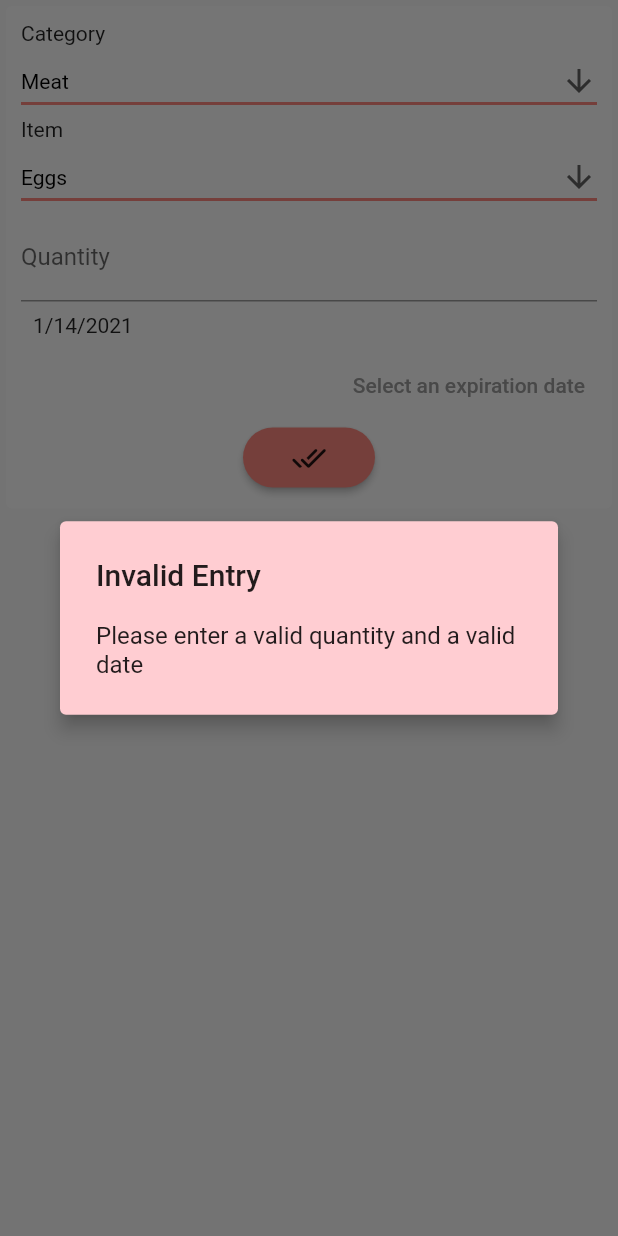
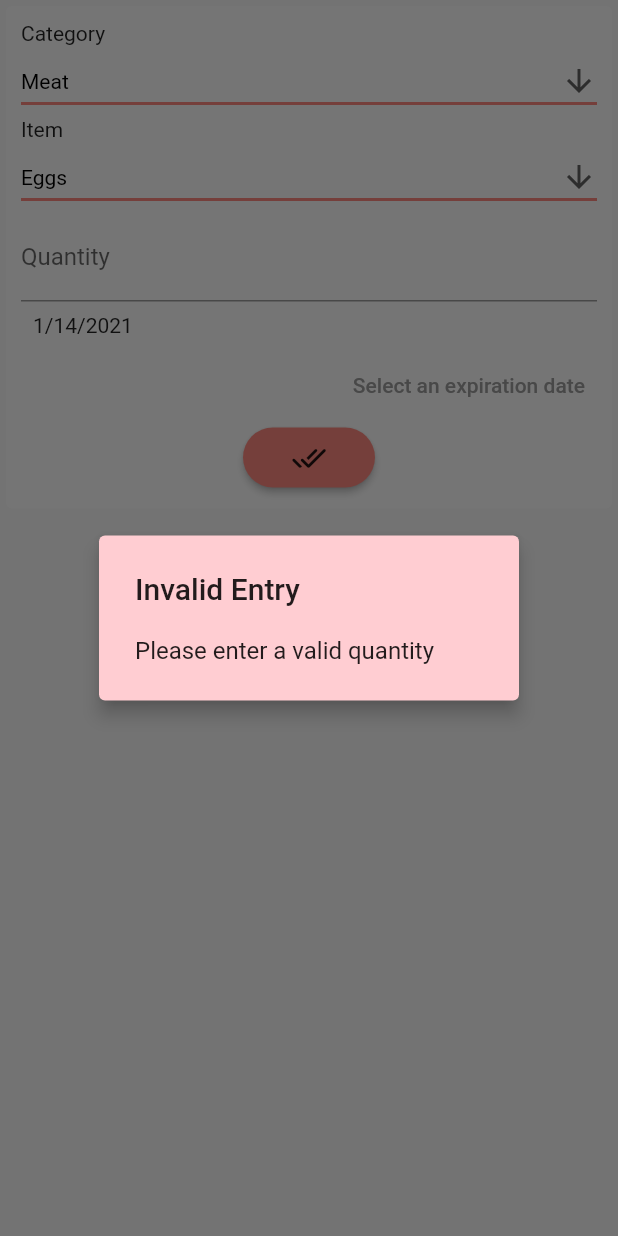
Before and after one commit to malimalik/Expirey, a Flutter app: the NewTransaction widget shown alone on an empty page, opened directly with empty values, after a tap on the "done all" icon, on a phone screen of 412 x 824 dp. Run offline on Flutter 3.47's test engine with Material 2 defaults, Android fonts, the phone set to English and light mode, and no system bars; our stand-ins replace firebase_database; accounts and stored records are empty; Roboto replaces fonts that are missing (RobotoSlab).

Commit message:
Refactor modal bottom sheet for a primary color

```diff
--- a/lib/Classes/modalSheet.dart
+++ b/lib/Classes/modalSheet.dart
@@ -1,6 +1,4 @@
-import 'dart:io';
 import 'package:flutter/material.dart';
-import 'package:dropdown_formfield/dropdown_formfield.dart';
 import 'package:intl/intl.dart';
 
 class NewTransaction extends StatefulWidget {
@@ -13,20 +11,25 @@ class NewTransaction extends StatefulWidget {
 }
 
 class _NewTransactionState extends State<NewTransaction> {
+
+  // primary color used in this widget.
+  Color primary = Colors.redAccent[100];
+  // Used to enter quantity.
   final quantityController = TextEditingController();
-
+  // Used to hold the expiration date for a product.
   DateTime _expirationDateController = DateTime.now();
 
-  // Date picker widget
-
+  /// This method allows the user to select a date.
   Future<Null> selectDate(BuildContext context) async {
     final DateTime picked = await showDatePicker(
       context: context,
       initialDate: _expirationDateController,
+      // It would not make sense to enter products that have already expired.
       firstDate: DateTime.now(),
       lastDate: DateTime(2050),
     );
 
+    // handles the edge case and makes sure that the user does not enter a past date/time and that they actually pick an expiration date.
     if (picked != null && picked != _expirationDateController) {
       setState(() {
         _expirationDateController = picked;
@@ -34,17 +37,16 @@ class _NewTransactionState extends State<NewTransaction> {
     }
   }
 
-  /// Validates the quantity and the expiration date to make sure that they are within the range
+  /// An alert dialog box which appears if the the user does not enter a quantity.
   void valideQtyAndDate() {
-    if (quantityController.text.isEmpty ||
-        _expirationDateController.isBefore(DateTime.now())) {
+    if (quantityController.text.isEmpty) {
       showDialog(
         context: context,
         builder: (_) => AlertDialog(
           elevation: 5,
           backgroundColor: Colors.red[100],
           title: Text("Invalid Entry"),
-          content: Text("Please enter a valid quantity and a valid date"),
+          content: Text("Please enter a valid quantity"),
         ),
       );
       return;
@@ -56,67 +58,8 @@ class _NewTransactionState extends State<NewTransaction> {
     }
   }
 
-/*
-  void submit() {
-    if (amountController.text.isEmpty && titleController.text.isEmpty) {
-      //if no amount has been entered, the user gets a message to enter the amount
-      showDialog(
-          barrierDismissible: true,
-          context: context,
-          builder: (_) => AlertDialog(
-                title: Text("No Data Entered"),
-                content:
-                    Text("Please enter an amount, a title and select a date"),
-              ));
-      return;
-    }
-
-    final enteredTitle = titleController.text;
-    final enteredAmount = double.parse(amountController.text);
-
-    //if the user does not fill out the title field, they get a message
-    if (enteredTitle.isEmpty && amountController.text.isNotEmpty) {
-      showDialog(
-        context: context,
-        builder: (_) => AlertDialog(
-          title: Text("No title detected"),
-          content: Text("Please enter a title"),
-        ),
-      );
-      return;
-      //if the user enters an invalid amount, such as zero or a negative amount
-    } else if (enteredTitle.isNotEmpty &&
-        (enteredAmount.isNegative || amountController.text.isEmpty)) {
-      showDialog(
-        context: context,
-        builder: (_) => AlertDialog(
-          title: Text("Invalid amount detected"),
-          content: Text("Please enter a valid amount"),
-        ),
-      );
-      return;
-      //if the user does not choose the date of their transaction
-    } else if (_date == null) {
-      showDialog(
-        context: context,
-        builder: (_) => AlertDialog(
-          title: Text("No date selected"),
-          content: Text("Please choose a date"),
-        ),
-      );
-      return;
-    } else
-
-      //the .widget property gives me access to the widget properties
-      //it is not possible to access the widget's property inside the state function with .widget
-      widget.newTransaction(enteredTitle, enteredAmount, _date);
-
-    Navigator.of(context).pop();
-  } */
-
-  String dropValue = 'Meat';
+  String category = 'Meat';
   String item = 'Eggs';
-  Color primary = Colors.redAccent[100];
 
   @override
   Widget build(BuildContext context) {
@@ -138,7 +81,7 @@ class _NewTransactionState extends State<NewTransaction> {
                 alignment: Alignment.bottomLeft,
                 child: DropdownButton<String>(
                   isExpanded: true,
-                  value: dropValue,
+                  value: category,
                   icon: Icon(Icons.arrow_downward),
                   iconSize: 24,
                   elevation: 16,
@@ -149,7 +92,7 @@ class _NewTransactionState extends State<NewTransaction> {
                   ),
                   onChanged: (String newValue) {
                     setState(() {
-                      dropValue = newValue;
+                      category = newValue;
                     });
                   },
                   items: <String>['Meat', 'Pantry', 'Drinks', 'Dairy', 'Fruits']
```
Also changed, not shown: lib/Classes/database.dart (+3 -10 lines).
